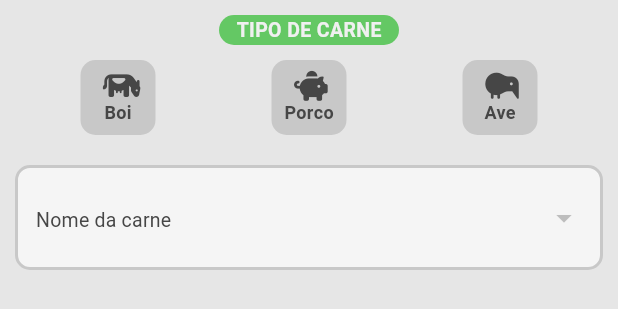
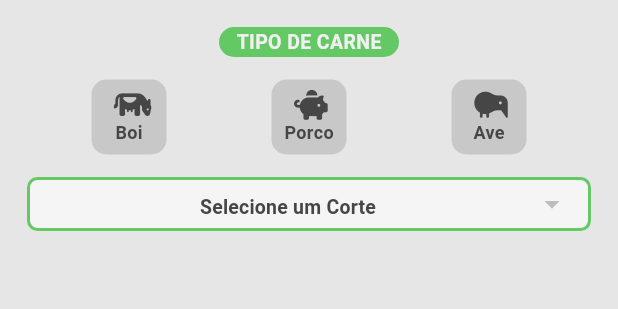
Before and after one commit to andrembrigido/butcher_ctl, a Flutter app: the FormTypeNameBtn widget shown alone on an empty page, opened directly with empty values, on a phone screen of 412 x 824 dp. Shown: the top 309 px of the screen. Run offline on Flutter 3.47's test engine with Material 3 defaults, Android fonts, the phone set to English and light mode, and no system bars; our stand-ins replace font_awesome_flutter.

Commit message:
tipo de carne e cortes

```diff
--- a/lib/10_form_imputs/widgets/form_id_btn.dart
+++ b/lib/10_form_imputs/widgets/form_id_btn.dart
@@ -45,7 +45,7 @@ class _FormIdBtnState extends State<FormIdBtn> {
           margin: const EdgeInsets.fromLTRB(40, 10, 40, 0),
           decoration: BoxDecoration(
             color: Colors.transparent,
-            border: Border.all(color: ColorsApp.grayHard, width: 2),
+            border: Border.all(color: ColorsApp.greenNormal, width: 2),
             borderRadius: BorderRadius.circular(10),
           ),
           padding: const EdgeInsets.only(left: 12),
--- a/lib/10_form_imputs/widgets/form_type_name_btn.dart
+++ b/lib/10_form_imputs/widgets/form_type_name_btn.dart
@@ -1,5 +1,6 @@
 import 'package:butcher_ctl/00_basic/imports.dart';
 
+/// Widget visual que exibe os botões de tipo e o dropdown de nome da carne
 class FormTypeNameBtn extends StatelessWidget {
   final FormTypeNameCls controller;
 
@@ -7,18 +8,15 @@ class FormTypeNameBtn extends StatelessWidget {
 
   @override
   Widget build(BuildContext context) {
-    return Column(
+    return Container(
+      margin: const EdgeInsets.fromLTRB(10, 10, 10, 0),
+      padding: const EdgeInsets.all(8),
+      child: Column(
+        crossAxisAlignment: CrossAxisAlignment.center,
         children: [
-        // Seletor de tipo de carne
-        ValueListenableBuilder<String?>(
-          valueListenable: controller.tipoSelecionado,
-          builder: (context, tipoSelecionado, _) {
-            return Container(
-              height: 90,
-              width: double.infinity,
-              margin: const EdgeInsets.fromLTRB(10, 10, 10, 0),
-              child: Column(
-                children: [
+          // =========================================================================
+          // ÍTULO "TIPO DE CARNE"
+          // =========================================================================
           Container(
             height: 20,
             width: 120,
@@ -36,10 +34,18 @@ class FormTypeNameBtn extends StatelessWidget {
               ),
             ),
           ),
+          // =========================================================================
+          // BOTÕES DE BOI, PORCO E AVE
+          // =========================================================================
           Container(
+            padding: EdgeInsets.fromLTRB(0, 10, 0, 0),
+            child: ValueListenableBuilder<String?>(
+              valueListenable: controller.tipoSelecionado,
+              builder: (context, tipoSelecionado, _) {
+                return Container(
                   height: 60,
                   width: double.infinity,
-                    margin: const EdgeInsets.fromLTRB(5, 5, 5, 0),
+                  padding: const EdgeInsets.symmetric(horizontal: 8),
                   child: Row(
                     mainAxisAlignment: MainAxisAlignment.spaceAround,
                     children: [
@@ -63,32 +69,40 @@ class FormTypeNameBtn extends StatelessWidget {
                       ),
                     ],
                   ),
-                  ),
-                ],
-              ),
                 );
               },
             ),
-
-        // Dropdown de nomes
-        ValueListenableBuilder<List<String>>(
+          ),
+          // =========================================================================
+          // DROPDOWN DE NOMES DOS CORTES
+          // =========================================================================
+          Container(
+            padding: EdgeInsets.fromLTRB(0, 10, 0, 0),
+            child: ValueListenableBuilder<List<String>>(
               valueListenable: controller.nomesDisponiveis,
               builder: (context, nomes, _) {
                 return ValueListenableBuilder<String?>(
                   valueListenable: controller.nomeSelecionado,
                   builder: (context, selecionado, _) {
                     return Container(
-                  height: 70,
                       width: double.infinity,
-                  margin: const EdgeInsets.fromLTRB(10, 10, 10, 0),
-                  padding: const EdgeInsets.symmetric(horizontal: 12),
+                      padding: const EdgeInsets.symmetric(
+                        horizontal: 12,
+                        vertical: 4,
+                      ),
                       decoration: BoxDecoration(
                         color: ColorsApp.grayLight,
-                    borderRadius: BorderRadius.circular(10),
-                    border: Border.all(color: ColorsApp.grayHard, width: 2),
+                        borderRadius: BorderRadius.circular(7),
+                        border: Border.all(
+                          color: ColorsApp.greenNormal,
+                          width: 2,
                         ),
-                  child: Center(
+                      ),
                       child: DropdownButtonFormField<String>(
+                        isExpanded: true,
+                        isDense: true,
+                        alignment: Alignment.center,
+                        borderRadius: BorderRadius.circular(20),
                         value: selecionado,
                         items:
                             nomes.map((nome) {
@@ -101,6 +115,7 @@ class FormTypeNameBtn extends StatelessWidget {
                                     fontSize: 13,
                                     fontWeight: FontWeight.bold,
                                   ),
+                                  textAlign: TextAlign.center,
                                 ),
                               );
                             }).toList(),
@@ -112,16 +127,16 @@ class FormTypeNameBtn extends StatelessWidget {
                         dropdownColor: ColorsApp.whiteNormal,
                         iconEnabledColor: ColorsApp.blackNormal,
                         decoration: const InputDecoration.collapsed(
-                        hintText: 'Nome da carne',
+                          hintText: 'Selecione um Corte',
                         ),
                         hint: Text(
-                        'Nome da carne',
+                          'Selecione um Corte',
                           style: TextStyle(
                             color: ColorsApp.blackLight,
                             fontSize: 13,
-                          fontWeight: FontWeight.normal,
+                            fontWeight: FontWeight.bold,
                           ),
-                      ),
+                          textAlign: TextAlign.center,
                         ),
                       ),
                     );
@@ -129,11 +144,16 @@ class FormTypeNameBtn extends StatelessWidget {
                 );
               },
             ),
+          ),
         ],
+      ),
     );
   }
 }
 
+// ============================================================================
+// COMPONENTE VISUAL REUTILIZÁVEL PARA CADA BOTÃO DE TIPO
+// ============================================================================
 class _TipoBotao extends StatelessWidget {
   final String texto;
   final IconData icone;
```
Lines whose indentation alone changed are shown as unchanged.
